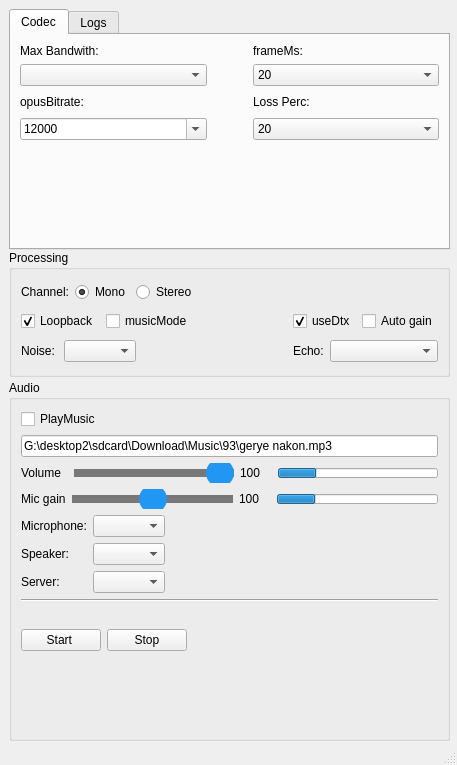
This is mainwindow.ui in crazyfull/AudioStreamer as Qt 5 draws it before an edit. The edited form follows.
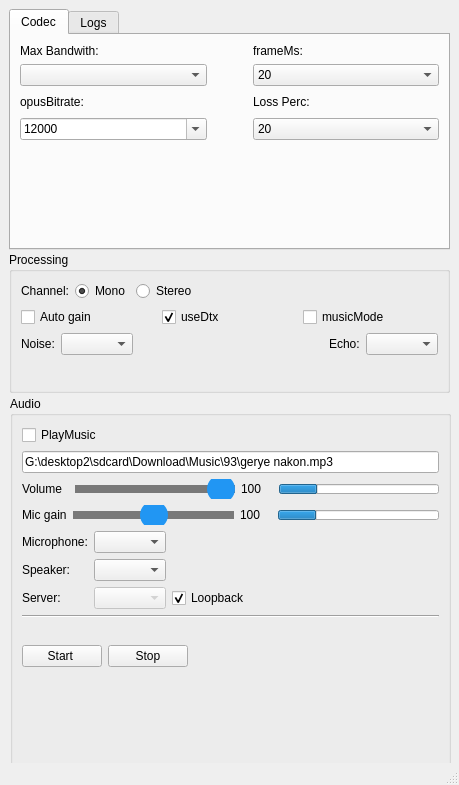
This is the edited form. Icons and pictures are not drawn.

What changed in the file:
```diff
--- a/mainwindow.ui
+++ b/mainwindow.ui
@@ -6,8 +6,8 @@
    <rect>
     <x>0</x>
     <y>0</y>
-    <width>457</width>
-    <height>765</height>
+    <width>459</width>
+    <height>785</height>
    </rect>
   </property>
   <property name="windowTitle">
@@ -290,16 +290,16 @@
     <property name="geometry">
      <rect>
       <x>9</x>
-      <y>250</y>
+      <y>252</y>
       <width>441</width>
-      <height>127</height>
+      <height>141</height>
      </rect>
     </property>
     <property name="title">
      <string>Processing</string>
     </property>
     <layout class="QGridLayout" name="gridLayout_4">
-     <item row="0" column="0" colspan="7">
+     <item row="0" column="0" colspan="5">
       <layout class="QHBoxLayout" name="horizontalLayout_3">
        <item>
         <widget class="QLabel" name="label_6">
@@ -340,58 +340,53 @@
        </item>
       </layout>
      </item>
-     <item row="1" column="0" colspan="2">
-      <widget class="QCheckBox" name="LoopBack_checkBox">
-       <property name="text">
-        <string>Loopback</string>
-       </property>
-       <property name="checked">
-        <bool>true</bool>
-       </property>
-       <property name="autoRepeat">
-        <bool>false</bool>
-       </property>
-       <property name="autoExclusive">
-        <bool>false</bool>
-       </property>
-      </widget>
+     <item row="1" column="0" colspan="5">
+      <layout class="QHBoxLayout" name="horizontalLayout_2">
+       <item>
+        <widget class="QCheckBox" name="autoGain_checkBox">
+         <property name="toolTip">
+          <string>Automatic mic level + limiter (webrtc AGC2)</string>
+         </property>
+         <property name="text">
+          <string>Auto gain</string>
+         </property>
+        </widget>
+       </item>
+       <item>
+        <widget class="QCheckBox" name="useDtx_checkBox">
+         <property name="text">
+          <string>useDtx</string>
+         </property>
+         <property name="checked">
+          <bool>true</bool>
+         </property>
+         <property name="autoRepeat">
+          <bool>false</bool>
+         </property>
+         <property name="autoExclusive">
+          <bool>false</bool>
+         </property>
+        </widget>
+       </item>
+       <item>
+        <widget class="QCheckBox" name="musicMode_checkBox">
+         <property name="toolTip">
+          <string>Music mode: Opus is tuned for music (full bandwidth, fine treble) instead of speech. Channels, bitrate and frame size stay as set.</string>
+         </property>
+         <property name="text">
+          <string>musicMode</string>
+         </property>
+         <property name="checked">
+          <bool>false</bool>
+         </property>
+        </widget>
+       </item>
+      </layout>
      </item>
-     <item row="1" column="2" colspan="2">
-      <widget class="QCheckBox" name="musicMode_checkBox">
+     <item row="2" column="1">
+      <widget class="QComboBox" name="noise_comboBox">
        <property name="toolTip">
-        <string>Music mode: Opus is tuned for music (full bandwidth, fine treble) instead of speech. Channels, bitrate and frame size stay as set.</string>
-       </property>
-       <property name="text">
-        <string>musicMode</string>
-       </property>
-       <property name="checked">
-        <bool>false</bool>
-       </property>
-      </widget>
-     </item>
-     <item row="1" column="4" colspan="2">
-      <widget class="QCheckBox" name="useDtx_checkBox">
-       <property name="text">
-        <string>useDtx</string>
-       </property>
-       <property name="checked">
-        <bool>true</bool>
-       </property>
-       <property name="autoRepeat">
-        <bool>false</bool>
-       </property>
-       <property name="autoExclusive">
-        <bool>false</bool>
-       </property>
-      </widget>
-     </item>
-     <item row="1" column="6">
-      <widget class="QCheckBox" name="autoGain_checkBox">
-       <property name="toolTip">
-        <string>Automatic mic level + limiter (webrtc AGC2)</string>
-       </property>
-       <property name="text">
-        <string>Auto gain</string>
+        <string>Noise suppression on the microphone (webrtc). Applied on Start.</string>
        </property>
       </widget>
      </item>
@@ -402,14 +397,21 @@
        </property>
       </widget>
      </item>
-     <item row="2" column="1" colspan="2">
-      <widget class="QComboBox" name="noise_comboBox">
+     <item row="2" column="4">
+      <widget class="QComboBox" name="echoLevel_comboBox">
        <property name="toolTip">
         <string>Noise suppression on the microphone (webrtc). Applied on Start.</string>
        </property>
       </widget>
      </item>
      <item row="2" column="3">
+      <widget class="QLabel" name="label_inputDevice_3">
+       <property name="text">
+        <string>Echo:</string>
+       </property>
+      </widget>
+     </item>
+     <item row="2" column="2">
       <spacer name="horizontalSpacer_3">
        <property name="orientation">
         <enum>Qt::Horizontal</enum>
@@ -422,29 +424,28 @@
        </property>
       </spacer>
      </item>
-     <item row="2" column="4">
-      <widget class="QLabel" name="label_inputDevice_3">
-       <property name="text">
-        <string>Echo:</string>
+     <item row="3" column="1">
+      <spacer name="verticalSpacer_3">
+       <property name="orientation">
+        <enum>Qt::Vertical</enum>
        </property>
-      </widget>
-     </item>
-     <item row="2" column="5" colspan="2">
-      <widget class="QComboBox" name="echoLevel_comboBox">
-       <property name="toolTip">
-        <string>Higher = your voice is cut less while the speaker plays (more echo may pass). Applied on Start.</string>
+       <property name="sizeHint" stdset="0">
+        <size>
+         <width>20</width>
+         <height>40</height>
+        </size>
        </property>
-      </widget>
+      </spacer>
      </item>
     </layout>
    </widget>
    <widget class="QGroupBox" name="groupBox_3">
     <property name="geometry">
      <rect>
-      <x>9</x>
-      <y>380</y>
+      <x>10</x>
+      <y>396</y>
       <width>441</width>
-      <height>361</height>
+      <height>371</height>
      </rect>
     </property>
     <property name="styleSheet">
@@ -701,7 +702,27 @@
         </widget>
        </item>
        <item row="2" column="1">
-        <widget class="QComboBox" name="server_comboBox"/>
+        <widget class="QComboBox" name="server_comboBox">
+         <property name="enabled">
+          <bool>false</bool>
+         </property>
+        </widget>
+       </item>
+       <item row="2" column="2">
+        <widget class="QCheckBox" name="LoopBack_checkBox">
+         <property name="text">
+          <string>Loopback</string>
+         </property>
+         <property name="checked">
+          <bool>true</bool>
+         </property>
+         <property name="autoRepeat">
+          <bool>false</bool>
+         </property>
+         <property name="autoExclusive">
+          <bool>false</bool>
+         </property>
+        </widget>
        </item>
       </layout>
      </item>
```
Left out of the diff: 4 changed lines with no effect on the pictures.
